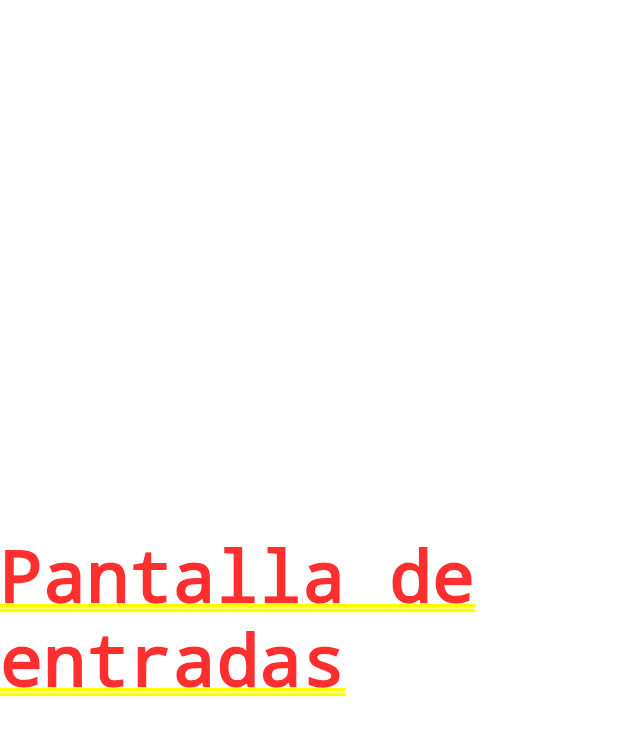
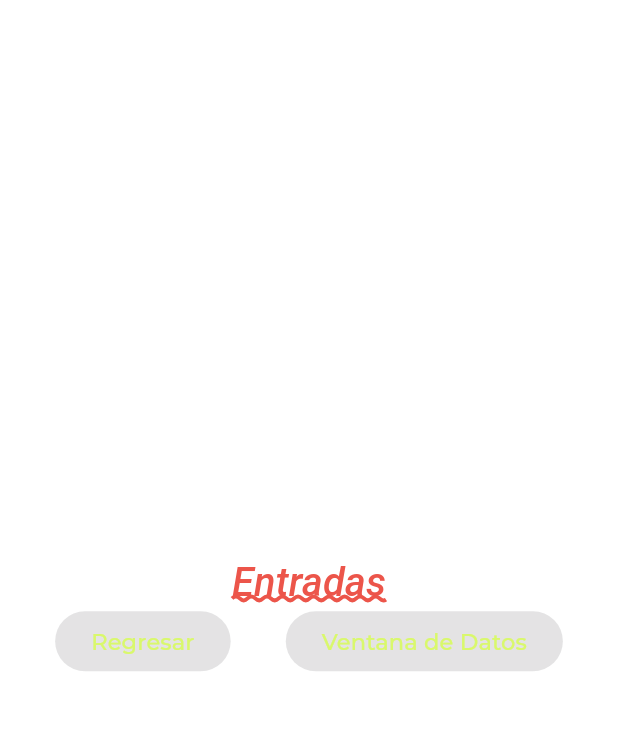
Before and after one commit to jersain28/componentes_flutter, a Flutter app: the screen it shows after launch, after a tap on "Entradas", on a phone screen of 412 x 824 dp. Shown: the top 736 px of the screen. Run offline on Flutter 3.47's test engine with Material 3 defaults, Android fonts, the phone set to English and light mode, and no system bars; our stand-ins replace google_fonts; Roboto replaces fonts that are missing (Acme).

Commit message:
Adding ElevatedButtons in inputsScreen

```diff
--- a/lib/screens/inputs_screen.dart
+++ b/lib/screens/inputs_screen.dart
@@ -1,4 +1,5 @@
 import 'package:flutter/material.dart';
+import 'package:practica3/theme/app_theme.dart';
 
 class InputsScreen extends StatefulWidget {
   const InputsScreen({super.key});
@@ -10,8 +11,33 @@ class InputsScreen extends StatefulWidget {
 class _InputsScreenState extends State<InputsScreen> {
   @override
   Widget build(BuildContext context) {
-    return const Center(
-      child: Text('Pantalla de entradas'),
+    return Column(
+      mainAxisAlignment: MainAxisAlignment.center,
+      children: [
+        Text(
+          'Entradas',
+          style: AppTheme.lightTheme.textTheme.headlineLarge,
+        ),
+        Row(
+          mainAxisAlignment: MainAxisAlignment.spaceEvenly,
+          children: [
+            ElevatedButton(
+              onPressed: null,
+              child: Text(
+                'Regresar',
+                 style: AppTheme.lightTheme.textTheme.bodySmall,
+              )
+            ),
+            ElevatedButton(
+              onPressed: null,
+              child: Text(
+                 'Ventana de Datos',
+                 style: AppTheme.lightTheme.textTheme.bodySmall,
+              )
+            ),
+          ],
+        ),
+      ],
     );
   }
 }
--- a/lib/theme/app_theme.dart
+++ b/lib/theme/app_theme.dart
@@ -6,7 +6,7 @@ class AppTheme{
   // Constante de color primaria
   static const primaryColor = Color.fromARGB(255, 236, 85, 74);
   // Constante de color secundario
-  static const secondaryColor = Colors.black;
+  static const secondaryColor = Color.fromARGB(255, 217, 248, 108);
   // Constante de color de fondo
   static const backColor = Color.fromARGB(218, 137, 208, 249);
   // Constante de tema
```
Also changed, not shown: lib/screens/home_screen.dart (+14 -0 lines).
